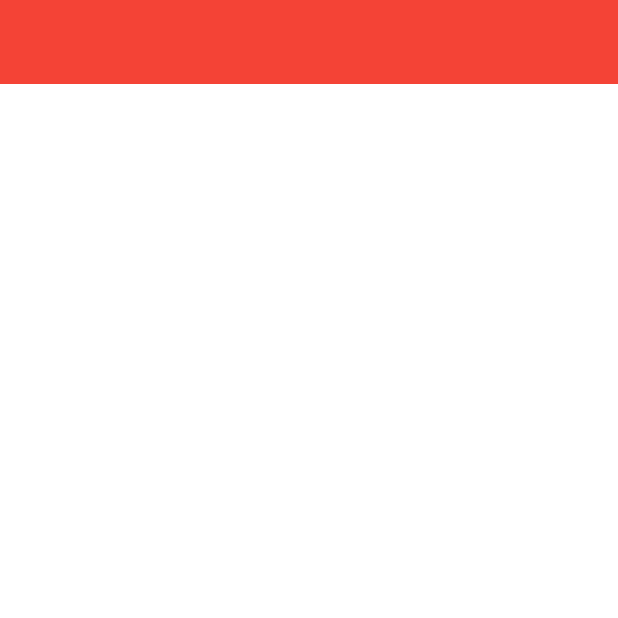
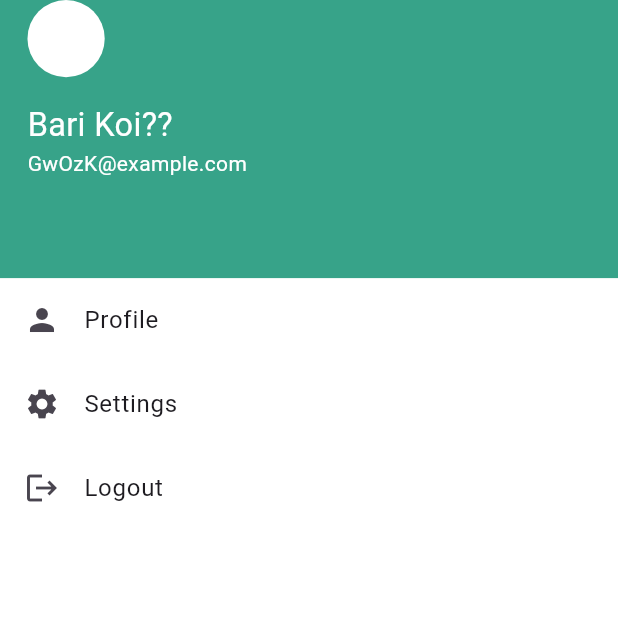
Before and after one commit to ishafiul/bari_koi_map_with_autocomplete, a Flutter app: the AppMenu screen opened directly, on a phone screen of 412 x 824 dp, the top half of it. Run offline on Flutter 3.47's test engine with Material 3 defaults, Android fonts, the phone set to English and light mode, and no system bars; our stand-ins replace bloc, dio, envied, flutter_bloc, flutter_screenutil, flutter_svg and 11 more; missing offline and left inert: maplibre_gl; accounts and stored records are empty; generated files the repository leaves out were written again.

Commit message:
feat: dummy menu

```diff
--- a/lib/features/map/presentation/widgets/menu.dart
+++ b/lib/features/map/presentation/widgets/menu.dart
@@ -1,4 +1,6 @@
+import 'package:bari_koi_map_with_autocomplete/core/config/colors.dart';
 import 'package:flutter/material.dart';
+import 'package:flutter_screenutil/flutter_screenutil.dart';
 
 class AppMenu extends StatelessWidget {
   const AppMenu({super.key});
@@ -10,8 +12,60 @@ class AppMenu extends StatelessWidget {
       body: Column(
         children: [
           Container(
-            height: 56,
-            color: Colors.red,
+            height: 180.h,
+            width: MediaQuery.sizeOf(context).width,
+            color: AppColor.primary,
+            child: SafeArea(
+              child: Padding(
+                padding: const EdgeInsets.symmetric(horizontal: 16).w,
+                child: Column(
+                  crossAxisAlignment: CrossAxisAlignment.start,
+                  children: [
+                    Container(
+                      height: 50.h,
+                      width: 50.h,
+                      decoration: const BoxDecoration(
+                        shape: BoxShape.circle,
+                        color: Colors.white,
+                      ),
+                    ),
+                    SizedBox(
+                      height: 16.h,
+                    ),
+                    Text(
+                      'Bari Koi??',
+                      style: TextStyle(
+                        color: Colors.white,
+                        fontSize: 21.r,
+                      ),
+                    ),
+
+                    //email
+                    const Text(
+                      'GwOzK@example.com',
+                      style: TextStyle(
+                        color: Colors.white,
+                      ),
+                    ),
+                  ],
+                ),
+              ),
+            ),
+          ),
+          ListTile(
+            onTap: () {},
+            leading: const Icon(Icons.person),
+            title: const Text('Profile'),
+          ),
+          ListTile(
+            onTap: () {},
+            leading: const Icon(Icons.settings),
+            title: const Text('Settings'),
+          ),
+          ListTile(
+            onTap: () {},
+            leading: const Icon(Icons.logout),
+            title: const Text('Logout'),
           ),
         ],
       ),
```
